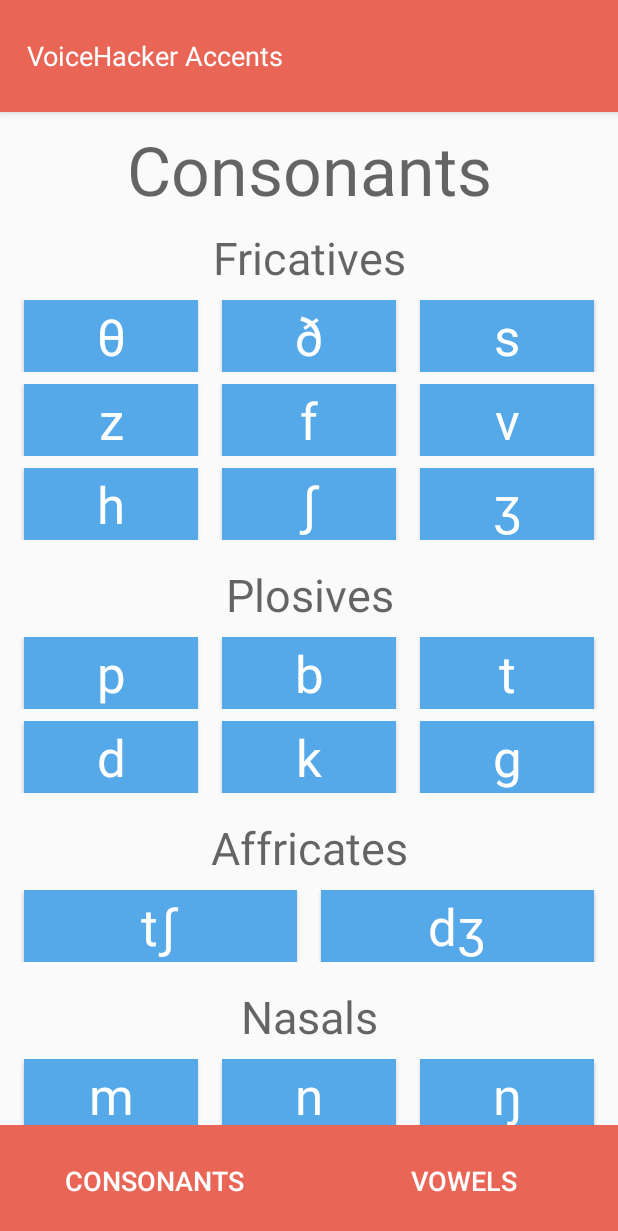
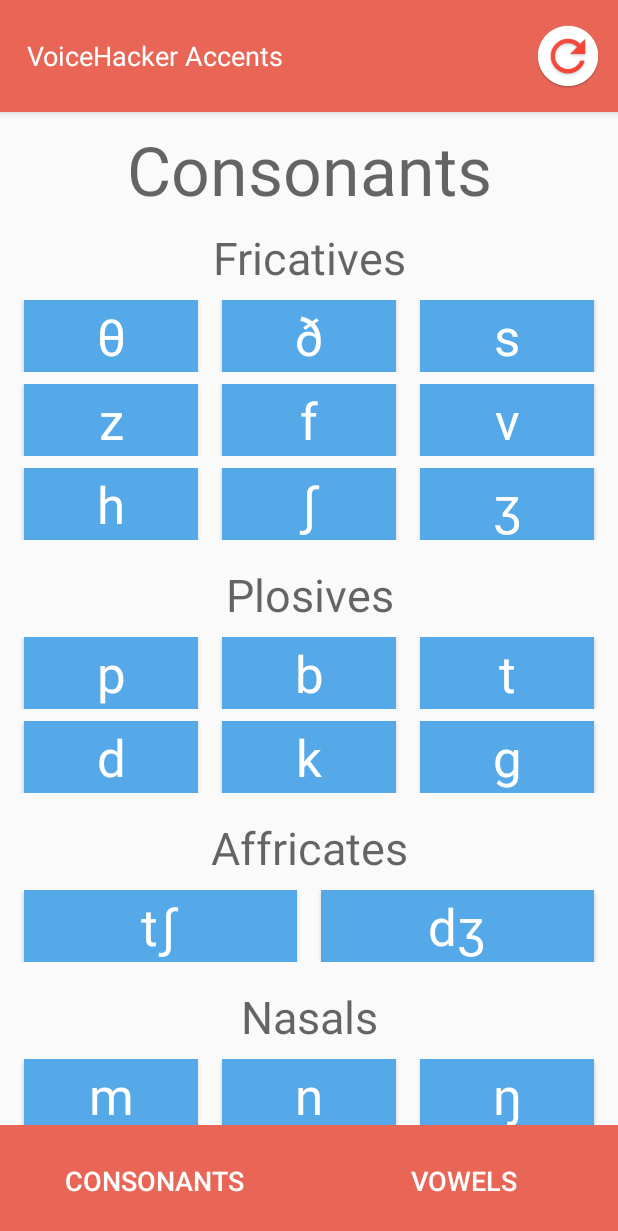
Before and after one commit to mattpocock/voicehacker-accents, an Android app: the screen it shows after launch (MainActivity), on a phone screen of 412 x 824 dp. Shown: the top 1231 px of the screen. Run offline under Robolectric (Android 15) with nearby library versions, the light colour scheme and no system bars.

Commit message:
Alpha 0.22.2
Bugfixing

```diff
--- a/app/build.gradle
+++ b/app/build.gradle
@@ -7,8 +7,8 @@ android {
         applicationId "uk.co.voicehacker.app.practicewords"
         minSdkVersion 15
         targetSdkVersion 25
-        versionCode 16
-        versionName "Alpha 0.22"
+        versionCode 18
+        versionName "Alpha 0.22.2"
         testInstrumentationRunner "android.support.test.runner.AndroidJUnitRunner"
     }
     buildTypes {
--- a/app/src/main/java/uk/co/voicehacker/app/practicewords/Consonants.java
+++ b/app/src/main/java/uk/co/voicehacker/app/practicewords/Consonants.java
@@ -41,7 +41,7 @@ public class Consonants extends Fragment {
     int soundCounter = 0;
 
     boolean[] soundStarred = new boolean[25];
-    String importedSoundStarred = null;
+    String importedSoundStarred = "";
     boolean firstStarPress = true;
 
     boolean navBarOn = false;
@@ -83,6 +83,8 @@ public class Consonants extends Fragment {
         btn = (Button) getView().findViewById(s.buttonid);
         btn.setText(s.symbol);
         btn.setSoundEffectsEnabled(false);
+        btn.setAlpha(0.0f);
+        btn.animate().alpha(1.0f);
 
         if (!soundStarred[thisSound] && !firstStarPress) {
             btn.setBackgroundColor(getResources().getColor(R.color.darkGrey));
@@ -293,8 +295,9 @@ public class Consonants extends Fragment {
     // Store instance variables based on arguments passed
     @Override
     public void onCreate(Bundle savedInstanceState) {
-        super.onCreate(savedInstanceState);
-    }
+        super.onCreate(savedInstanceState);}
+
+
 
     // Inflate the view for the fragment based on layout XML
     @Override
@@ -310,8 +313,17 @@ public class Consonants extends Fragment {
         super.onViewCreated(view, savedInstanceState);
 
         // Check Preferences
+
             SharedPreferences sharedPref = getContext().getSharedPreferences(getString(R.string.preference_file_key), getContext().MODE_PRIVATE);
             importedSoundStarred = sharedPref.getString(getString(R.string.importedconsonantsstarred), "0000000000000000000000000");
+
+            soundArr = new int[25];
+            soundCounter = 0;
+
+            soundStarred = new boolean[25];
+            firstStarPress = true;
+
+            navBarOn = false;
 
             for (int i = 0; i < importedSoundStarred.length(); i++) {
                 String sub = importedSoundStarred.substring(i,(i+1));
@@ -322,7 +334,6 @@ public class Consonants extends Fragment {
                     firstStarPress = false;
                 }
             }
-
 
 
 
--- a/app/src/main/java/uk/co/voicehacker/app/practicewords/Vowels.java
+++ b/app/src/main/java/uk/co/voicehacker/app/practicewords/Vowels.java
@@ -37,7 +37,7 @@ public class Vowels extends Fragment {
     int vowelCounter = 0;
 
     boolean[] vowelStarred = new boolean[20];
-    String importedVowelStarred = "";
+    String importedVowelStarred;
     boolean firstStarPress = true;
 
     boolean navBarOn = false;
@@ -78,6 +78,8 @@ public class Vowels extends Fragment {
         btn = (Button) getView().findViewById(s.buttonid);
         btn.setText(s.symbol);
         btn.setSoundEffectsEnabled(false);
+        btn.setAlpha(0.0f);
+        btn.animate().alpha(1.0f);
 
         if (!vowelStarred[thisvowel] && !firstStarPress) {
             btn.setBackgroundColor(getResources().getColor(R.color.darkGrey));
@@ -283,6 +285,7 @@ public class Vowels extends Fragment {
     @Override
     public void onCreate(Bundle savedInstanceState) {
         super.onCreate(savedInstanceState);
+
     }
 
     // TODO: Interface for Star View
@@ -317,6 +320,14 @@ public class Vowels extends Fragment {
 
         SharedPreferences sharedPref = getContext().getSharedPreferences(getString(R.string.preference_file_key), getContext().MODE_PRIVATE);
         importedVowelStarred = sharedPref.getString(getString(R.string.importedvowelsstarred), "00000000000000000000");
+
+        vowelArr = new int[20];
+        vowelCounter = 0;
+
+        vowelStarred = new boolean[25];
+        firstStarPress = true;
+
+        navBarOn = false;
 
         for (int i = 0; i < importedVowelStarred.length(); i++) {
             String sub = importedVowelStarred.substring(i,(i+1));
--- /dev/null
+++ b/app/src/main/res/drawable/reset_btn.xml
@@ -0,0 +1,8 @@
+<?xml version="1.0" encoding="utf-8"?>
+<selector xmlns:android="http://schemas.android.com/apk/res/android">
+    <item android:drawable="@drawable/reset_pressed"
+        android:state_pressed="true"/>
+    <item android:drawable="@drawable/reset"
+        android:state_pressed="true"/>
+    <item android:drawable="@drawable/reset" />
+</selector>
--- a/app/src/main/res/layout/activity_main.xml
+++ b/app/src/main/res/layout/activity_main.xml
@@ -24,14 +24,13 @@
             android:textSize="18dp"/>
 
         <ImageButton
-            android:id="@+id/starbtn"
-            android:visibility="gone"
+            android:id="@+id/resetbtn"
             android:layout_width="0dp"
             android:layout_weight="0.2"
             android:layout_height="match_parent"
             android:layout_gravity="center_vertical"
             android:scaleType="fitCenter"
-            android:src="@drawable/star_btn"
+            android:src="@drawable/reset_btn"
             android:background="#00000000"
             android:paddingTop="15dp"
             android:paddingBottom="15dp"/>
```
Also changed, not shown: app/src/main/java/uk/co/voicehacker/app/practicewords/MainActivity.java (+22 -0 lines), app/src/main/res/drawable/reset.png (added), app/src/main/res/drawable/reset_pressed.png (added). Lines whose indentation alone changed are shown as unchanged.
